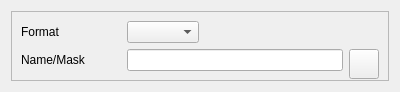
First picture: the form in dialogs/profiledataplaylistwidgetUI.ui, repository marco-mania/audex-old, before the edit.
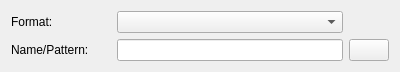
Second picture: the form after the edit. Custom widgets are drawn as their Qt base class.

```diff
--- a/dialogs/profiledataplaylistwidgetUI.ui
+++ b/dialogs/profiledataplaylistwidgetUI.ui
@@ -1,117 +1,65 @@
 <ui version="4.0" >
  <class>ProfileDataPlaylistWidgetUI</class>
- <widget class="QWidget" name="ProfileDataPlaylistWidgetUI" >
-  <property name="geometry" >
+ <widget class="QWidget" name="ProfileDataPlaylistWidgetUI">
+  <property name="geometry">
    <rect>
     <x>0</x>
     <y>0</y>
     <width>400</width>
-    <height>92</height>
+    <height>72</height>
    </rect>
   </property>
-  <property name="minimumSize" >
-   <size>
-    <width>400</width>
-    <height>92</height>
-   </size>
-  </property>
-  <property name="windowTitle" >
+  <property name="windowTitle">
    <string>Form</string>
   </property>
-  <layout class="QGridLayout" >
-   <item row="0" column="0" >
-    <widget class="QFrame" name="frame" >
-     <property name="frameShape" >
-      <enum>QFrame::StyledPanel</enum>
-     </property>
-     <property name="frameShadow" >
-      <enum>QFrame::Raised</enum>
-     </property>
-     <layout class="QGridLayout" >
-      <item row="0" column="0" >
-       <layout class="QHBoxLayout" >
-        <item>
-         <widget class="QLabel" name="label_format" >
-          <property name="minimumSize" >
+  <layout class="QGridLayout" name="gridLayout">
+   <item row="0" column="0">
+    <widget class="QLabel" name="label_format">
+     <property name="minimumSize">
            <size>
             <width>100</width>
             <height>0</height>
            </size>
           </property>
-          <property name="text" >
-           <string>Format</string>
+     <property name="text">
+      <string>Format:</string>
           </property>
          </widget>
         </item>
-        <item>
-         <widget class="KComboBox" name="kcombobox_format" />
-        </item>
-        <item>
-         <spacer>
-          <property name="orientation" >
-           <enum>Qt::Horizontal</enum>
-          </property>
-          <property name="sizeHint" >
+   <item row="0" column="1">
+    <widget class="KComboBox" name="kcombobox_format"/>
+   </item>
+   <item row="1" column="0">
+    <widget class="QLabel" name="label_pattern">
+     <property name="minimumSize">
            <size>
-            <width>40</width>
-            <height>20</height>
-           </size>
-          </property>
-         </spacer>
-        </item>
-       </layout>
-      </item>
-      <item row="1" column="0" >
-       <layout class="QHBoxLayout" >
-        <item>
-         <widget class="QLabel" name="label_mask" >
-          <property name="minimumSize" >
-           <size>
             <width>100</width>
             <height>0</height>
            </size>
           </property>
-          <property name="text" >
-           <string>Name/Mask</string>
+     <property name="text">
+      <string>Name/Pattern:</string>
           </property>
          </widget>
         </item>
-        <item>
-         <widget class="KLineEdit" name="klineedit_mask" />
-        </item>
-        <item>
-         <widget class="KPushButton" name="kpushbutton_mask" >
-          <property name="minimumSize" >
-           <size>
-            <width>30</width>
-            <height>30</height>
-           </size>
-          </property>
-          <property name="maximumSize" >
-           <size>
-            <width>30</width>
-            <height>30</height>
-           </size>
-          </property>
-         </widget>
-        </item>
-       </layout>
-      </item>
-      <item row="2" column="0" >
-       <spacer>
-        <property name="orientation" >
+   <item row="1" column="1">
+    <widget class="KLineEdit" name="klineedit_pattern"/>
+   </item>
+   <item row="1" column="2">
+    <widget class="KPushButton" name="kpushbutton_pattern"/>
+   </item>
+   <item row="2" column="1">
+    <spacer name="verticalSpacer">
+     <property name="orientation">
          <enum>Qt::Vertical</enum>
         </property>
-        <property name="sizeHint" >
+     <property name="sizeHint" stdset="0">
          <size>
-          <width>380</width>
-          <height>16</height>
+       <width>20</width>
+       <height>4</height>
          </size>
         </property>
        </spacer>
-      </item>
-     </layout>
-    </widget>
    </item>
   </layout>
  </widget>
```
Left out of the diff: 3 changed lines with no effect on the pictures. Lines whose indentation alone changed are shown as unchanged.
